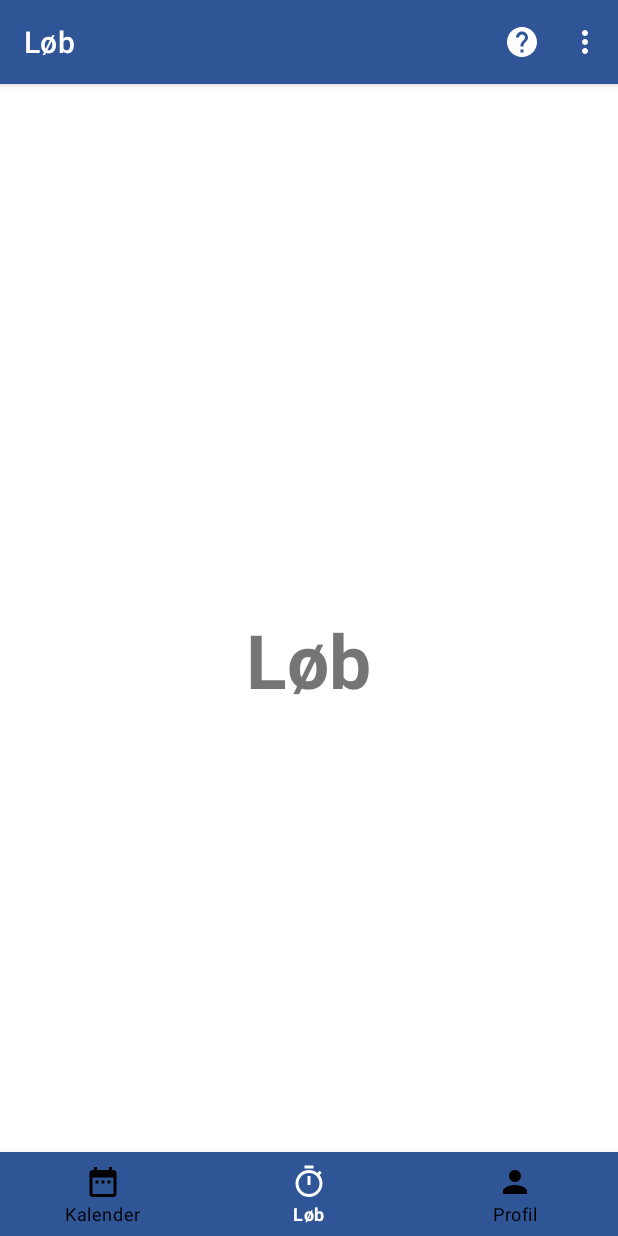
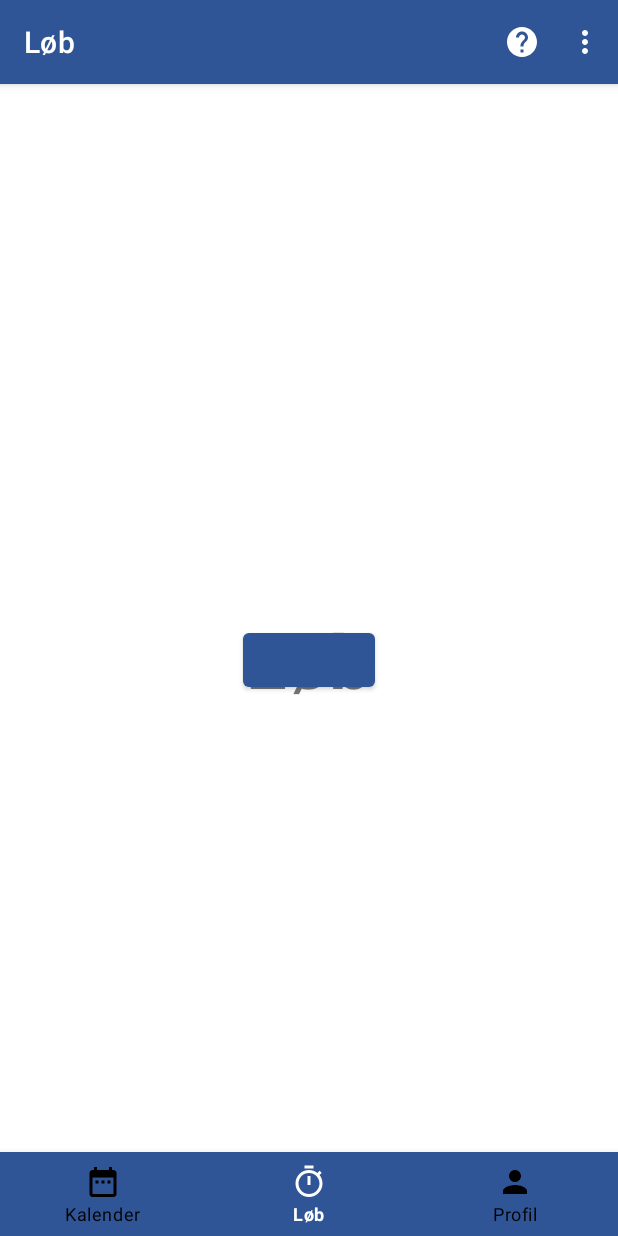
Before and after one commit to JacobSylvest/SportsEventV2, an Android app: the screen it shows after launch (Løb), after a tap on "FORTSÆT", on a phone screen of 412 x 824 dp. Run offline under Robolectric (Android 15) with nearby library versions, the light colour scheme and no system bars; our stand-ins replace Firebase (no records; nobody signed in at launch, a user with empty details on screens opened directly).

Commit message:
Mikkel glo lige på det her eri fik

```diff
--- a/app/build.gradle
+++ b/app/build.gradle
@@ -39,9 +39,12 @@ dependencies {
     testImplementation 'junit:junit:4.+'
     androidTestImplementation 'androidx.test.ext:junit:1.1.2'
     androidTestImplementation 'androidx.test.espresso:espresso-core:3.3.0'
-
+    //Calender upload from .xls file
     implementation 'net.sourceforge.jexcelapi:jxl:2.6.12'
     implementation 'com.loopj.android:android-async-http:1.4.10'
     implementation 'com.squareup.picasso:picasso:2.71828'
+    //Mapbox dependencies
+    implementation 'com.mapbox.mapboxsdk:mapbox-android-sdk:6.0.1'
+    implementation 'com.mapbox.mapboxsdk:mapbox-android-plugin-locationlayer:0.5.0'
 
 }
--- a/app/src/main/java/com/example/sportseventv2/Login.java
+++ b/app/src/main/java/com/example/sportseventv2/Login.java
@@ -8,7 +8,6 @@ import android.content.Intent;
 import android.os.Bundle;
 import android.util.Pair;
 import android.view.View;
-import android.view.Window;
 import android.view.WindowManager;
 import android.widget.Button;
 import android.widget.ImageView;
@@ -52,7 +51,7 @@ public class Login extends AppCompatActivity {
         login_btn.setOnClickListener(new View.OnClickListener() {
             @Override
             public void onClick(View v) {
-                openBottomNavigation();
+                openMainPage();
             }
         });
 
@@ -173,7 +172,7 @@ public class Login extends AppCompatActivity {
     /**
      * Metode til at åbne løb.class
      */
-    public void openBottomNavigation(){
+    public void openMainPage(){
         Intent intent = new Intent(this, Løb.class);
         startActivity(intent);
 
--- a/app/src/main/java/com/example/sportseventv2/Løb.java
+++ b/app/src/main/java/com/example/sportseventv2/Løb.java
@@ -6,15 +6,27 @@ import androidx.appcompat.app.AppCompatActivity;
 import android.content.Intent;
 import android.os.Bundle;
 import android.view.MenuItem;
+import android.view.View;
+import android.widget.Button;
 
+import com.example.sportseventv2.model.MapboxMain;
 import com.google.android.material.bottomnavigation.BottomNavigationView;
 
 public class Løb extends TopMenu {
+    Button button;
 
     @Override
     protected void onCreate(Bundle savedInstanceState) {
         super.onCreate(savedInstanceState);
-        setContentView(R.layout.activity_bottom_navigation);
+        setContentView(R.layout.activity_loeb);
+
+        button = findViewById(R.id.knap);
+        button.setOnClickListener(new View.OnClickListener() {
+            @Override
+            public void onClick(View v) {
+                openMapboxMain();
+            }
+        });
 
         //initialiserer og tilknytter/tildeler variabler
 
@@ -35,7 +47,6 @@ public class Løb extends TopMenu {
                         return true;
 
                     case R.id.løb:
-                        return true;
 
                     case R.id.profil:
                         startActivity(new Intent(getApplicationContext()
@@ -50,4 +61,8 @@ public class Løb extends TopMenu {
 
 
     }
+    public void openMapboxMain() {
+        Intent intent = new Intent(this, MapboxMain.class);
+        startActivity(intent);
+    }
 }
--- a/app/src/main/res/layout/activity_bottom_navigation.xml
+++ b/app/src/main/res/layout/activity_loeb.xml
@@ -14,6 +14,12 @@
         android:textStyle="bold"
         android:layout_centerInParent="true"/>
 
+
+    <Button
+        android:id="@+id/knap"
+        android:layout_width="wrap_content"
+        android:layout_height="wrap_content"
+        android:layout_centerInParent="true" />
 
     <com.google.android.material.bottomnavigation.BottomNavigationView
         android:id="@+id/bottom_navigation"
--- a/app/src/main/res/values/colors.xml
+++ b/app/src/main/res/values/colors.xml
@@ -10,4 +10,9 @@
     <color name="trans_white">#CCFFFFFF</color>
     <color name="background_color">#2F5597</color>
     <color name="temafarve">#2F5597</color>
+
+    <!--Farver til mapbox -->
+    <color name="mapboxWhite">#ffffff</color>
+    <color name="mapboxBlue">#2F5597</color>
+    <color name="mapboxGrayLight">#c6d2e1</color>
 </resources>
--- a/app/src/main/res/values/strings.xml
+++ b/app/src/main/res/values/strings.xml
@@ -25,4 +25,7 @@
     <string name="w_pass">Ønsket Password</string>
     <string name="reg">Registrer</string>
     <string name="all_r_user">Allerede bruger? Log ind her</string>
+
+    <!--String(s) til mapbox -->
+    <string name="access_token">pk.eyJ1Ijoibmlrb2xham1vcmdlbiIsImEiOiJja2pyMGpmZDEwbmtuMnNqeDJzMnRuazVoIn0.OlvDLSLRuN9m2Yk-B--9YQ</string>
 </resources>
--- a/build.gradle
+++ b/build.gradle
@@ -3,6 +3,7 @@ buildscript {
     repositories {
         google()
         jcenter()
+        mavenCentral()
     }
     dependencies {
         classpath "com.android.tools.build:gradle:4.1.1"
--- a/gradle.properties
+++ b/gradle.properties
@@ -17,3 +17,4 @@ org.gradle.jvmargs=-Xmx2048m -Dfile.encoding=UTF-8
 android.useAndroidX=true
 # Automatically convert third-party libraries to use AndroidX
 android.enableJetifier=true
+MAPBOX_DOWNLOADS_TOKEN=pk.eyJ1Ijoibmlrb2xham1vcmdlbiIsImEiOiJja2pyMGpmZDEwbmtuMnNqeDJzMnRuazVoIn0.OlvDLSLRuN9m2Yk-B--9YQ
```
Also changed, not shown: app/src/main/AndroidManifest.xml (+26 -15 lines), app/src/main/java/com/example/sportseventv2/model/MapboxMain.java (added, +65 -0 lines), app/src/main/res/layout/activity_mapbox_main.xml (added, +19 -0 lines).
